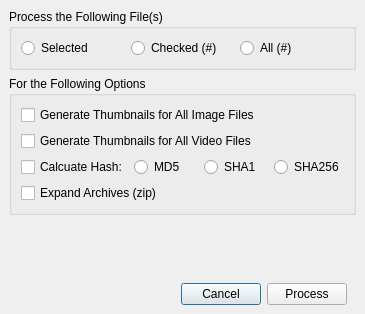
This is digdeeperdialog.ui in pjrinaldi/wombatforensics as Qt 5 draws it before an edit. The edited form follows.
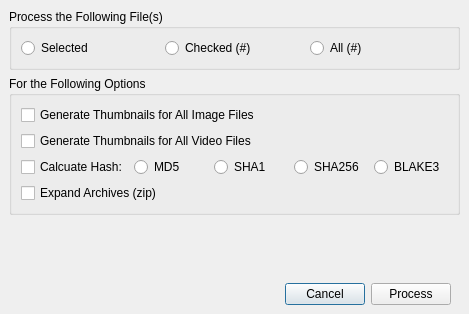
This is the edited form.

Commit message: added blake3 to the hashing capability. still need to add blake3 to the hexviewer carver. also need to check why hashing function fails to get the content. also might remove sha's and possibly md5 and just be a jerk about hashing and only go with blake3

```diff
--- a/digdeeperdialog.ui
+++ b/digdeeperdialog.ui
@@ -9,7 +9,7 @@
    <rect>
     <x>0</x>
     <y>0</y>
-    <width>365</width>
+    <width>469</width>
     <height>314</height>
    </rect>
   </property>
@@ -142,6 +142,13 @@
             </property>
            </widget>
           </item>
+          <item>
+           <widget class="QRadioButton" name="blake3radiobutton">
+            <property name="text">
+             <string>BLAKE3</string>
+            </property>
+           </widget>
+          </item>
          </layout>
         </item>
         <item>
```
The commit also changes 5 other files.
